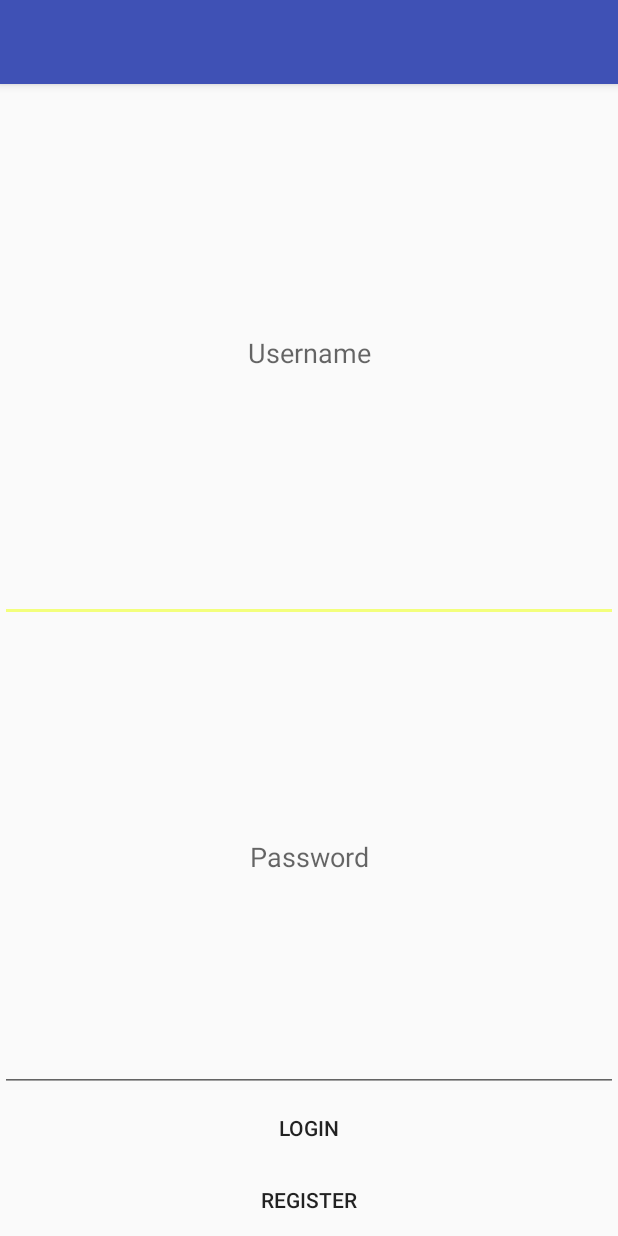
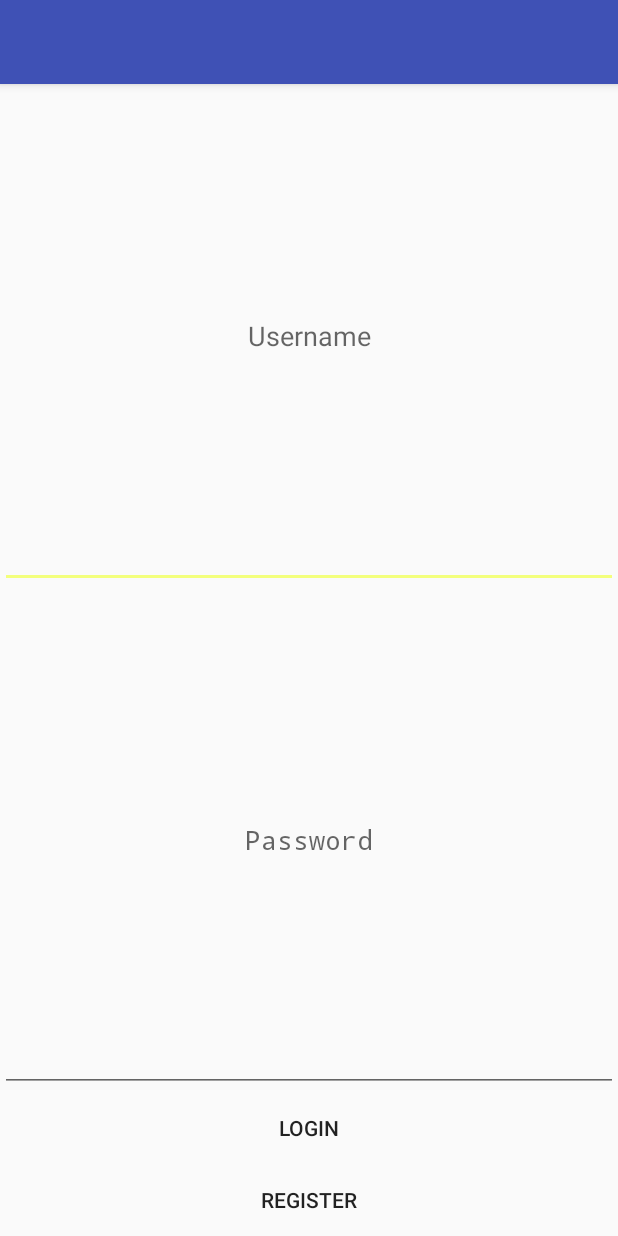
Before and after one commit to jimmyklein4/Challenge-Post, an Android app: the screen it shows after launch (LoginActivity), on a phone screen of 412 x 824 dp. Run offline under Robolectric (Android 15) with nearby library versions, the phone set to English and light mode, and no system bars.

Commit message:
Smoothed out the login page

```diff
--- a/app/src/main/res/layout/login_activity.xml
+++ b/app/src/main/res/layout/login_activity.xml
@@ -18,14 +18,17 @@
         android:layout_weight="1"
         android:layout_width="match_parent"
         android:layout_height="wrap_content"
+        android:singleLine="true"
         android:hint="@string/edit_username"
         android:textAlignment="center" />
     <EditText android:id="@+id/edit_password"
         android:layout_weight="1"
         android:layout_width="match_parent"
-        android:layout_height="0dp"
+        android:layout_height="wrap_content"
+        android:inputType="textPassword"
         android:hint="@string/edit_password"
         android:autoText="false"
+        android:singleLine="true"
         android:textAlignment="center" />
     <Button android:id="@+id/button_login"
         android:layout_width="fill_parent"
```
Also changed, not shown: app/src/main/java/org/tudev/challengepost/MainActivity.java (+9 -0 lines).
